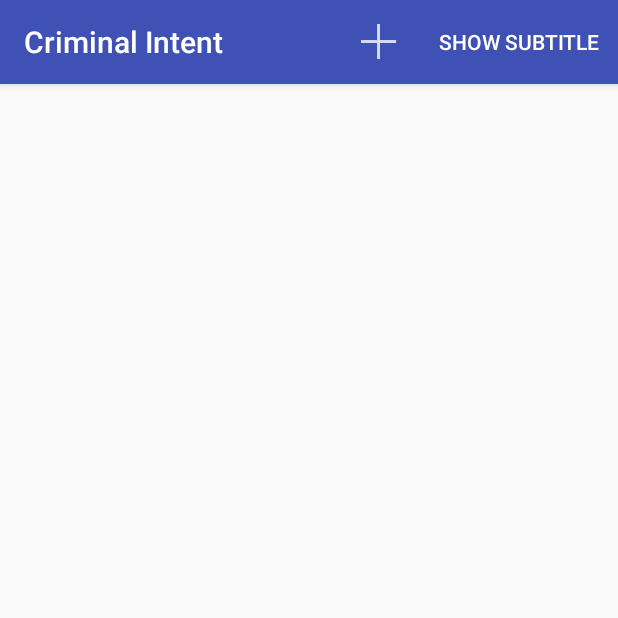
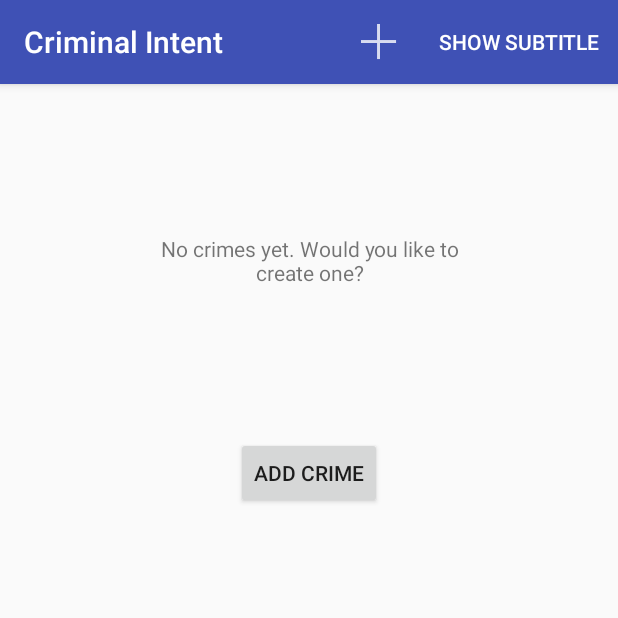
Before and after one commit to BIGxRED/CriminalIntent, an Android app: the screen it shows after launch (CrimeListActivity), on a phone screen of 412 x 824 dp, the top half of it. Run offline under Robolectric (Android 15) with nearby library versions, the phone set to English and light mode, and no system bars.

Commit message:
Added a view to the list of crimes when the list is empty.

```diff
--- a/app/src/main/java/com/palarz/mike/criminalintent/CrimeListFragment.java
+++ b/app/src/main/java/com/palarz/mike/criminalintent/CrimeListFragment.java
@@ -12,9 +12,13 @@ import android.view.MenuInflater;
 import android.view.MenuItem;
 import android.view.View;
 import android.view.ViewGroup;
+import android.widget.Button;
 import android.widget.CheckBox;
+import android.widget.LinearLayout;
 import android.widget.TextView;
 import android.widget.Toast;
+import android.widget.ViewFlipper;
+import android.widget.ViewSwitcher;
 
 import org.w3c.dom.Text;
 
@@ -26,12 +30,16 @@ import java.util.List;
 public class CrimeListFragment extends Fragment {
 
     private RecyclerView mCrimeRecyclerView;
+    private LinearLayout mEmptyView;
+    private Button mAddFirstCrime;
+
     private CrimeAdapter mAdapter;
     private int mAdapterPosition;
     private boolean mSubtitleVisible;
 
     public static final String EXTRA_SUBTITLE_VISIBLE =
             "com.palarz.mike.criminalintent.subtitle_visible";
+    private static final String SAVED_SUBTITLE_VISIBLE = "subtitle";
 
     @Override
     public void onResume(){
@@ -40,13 +48,26 @@ public class CrimeListFragment extends Fragment {
     }
 
     @Override
+    public void onSaveInstanceState(Bundle outState){
+        super.onSaveInstanceState(outState);
+        outState.putBoolean(SAVED_SUBTITLE_VISIBLE, mSubtitleVisible);
+    }
+
+    @Override
     public View onCreateView(LayoutInflater inflater, ViewGroup container,
         Bundle savedInstanceState){
         View view = inflater.inflate(R.layout.fragment_crime_list, container, false);
         mCrimeRecyclerView = (RecyclerView) view.findViewById(R.id.crime_recycler_view);
         mCrimeRecyclerView.setLayoutManager( new LinearLayoutManager(getActivity()));
+        mEmptyView = (LinearLayout) view.findViewById(R.id.empty_view);
+        mAddFirstCrime = (Button) view.findViewById(R.id.empty_view_button);
 
         mSubtitleVisible = getActivity().getIntent().getBooleanExtra(EXTRA_SUBTITLE_VISIBLE,false);
+
+        if(savedInstanceState != null)
+            mSubtitleVisible = savedInstanceState.getBoolean(SAVED_SUBTITLE_VISIBLE);
+
+        List<Crime> crimes = CrimeLab.get(getActivity()).getCrimes();
 
         updateUI();
         return view;
@@ -62,8 +83,20 @@ public class CrimeListFragment extends Fragment {
         }
         else{
             mAdapter.notifyItemChanged(mAdapterPosition);
-//            mAdapter.notifyDataSetChanged();
         }
+
+        if(crimes.isEmpty()){
+            mAddFirstCrime.setOnClickListener(new View.OnClickListener() {
+                @Override
+                public void onClick(View view) {
+                    addNewCrime();
+                }
+            });
+        }
+
+        else
+            mEmptyView.setVisibility(View.GONE);
+
 
         updateSubtitle();
     }
@@ -149,11 +182,7 @@ public class CrimeListFragment extends Fragment {
     public boolean onOptionsItemSelected(MenuItem item){
         switch (item.getItemId()){
             case R.id.menu_item_new_crime:
-                Crime crime = new Crime();
-                CrimeLab.get(getActivity()).addCrime(crime);
-                Intent intent = CrimePagerActivity.newIntent(getActivity(), crime.getID(),
-                        mSubtitleVisible);
-                startActivity(intent);
+                addNewCrime();
                 return true;
             case R.id.menu_item_show_subtitle:
                 mSubtitleVisible = !mSubtitleVisible;
@@ -168,12 +197,21 @@ public class CrimeListFragment extends Fragment {
     private void updateSubtitle(){
         CrimeLab crimeLab = CrimeLab.get(getActivity());
         int crimeCount = crimeLab.getCrimes().size();
-        String subtitle = getString(R.string.subtitle_format, crimeCount);
-
+//        String subtitle = getString(R.string.subtitle_format, crimeCount);
+        String subtitle = getResources().getQuantityString(R.plurals.subtitle_plural,
+                crimeCount, crimeCount);
         if(!mSubtitleVisible)
             subtitle = null;
         AppCompatActivity activity = (AppCompatActivity) getActivity();
         activity.getSupportActionBar().setSubtitle(subtitle);
     }
 
+    private void addNewCrime(){
+        Crime crime = new Crime();
+        CrimeLab.get(getActivity()).addCrime(crime);
+        Intent intent = CrimePagerActivity.newIntent(getActivity(), crime.getID(),
+                mSubtitleVisible);
+        startActivity(intent);
+    }
+
 }
--- a/app/src/main/res/layout/fragment_crime_list.xml
+++ b/app/src/main/res/layout/fragment_crime_list.xml
@@ -1,6 +1,39 @@
 <?xml version="1.0" encoding="utf-8"?>
-<android.support.v7.widget.RecyclerView
+<LinearLayout
     xmlns:android="http://schemas.android.com/apk/res/android"
-    android:id="@+id/crime_recycler_view"
+    android:id="@+id/switcher"
     android:layout_width="match_parent"
-    android:layout_height="match_parent" />
+    android:layout_height="match_parent"
+    android:orientation="vertical">
+
+    <LinearLayout
+        android:id="@+id/empty_view"
+        android:layout_width="match_parent"
+        android:layout_height="wrap_content"
+        android:orientation="vertical">
+
+        <TextView
+            android:layout_width="match_parent"
+            android:layout_height="wrap_content"
+            android:text="@string/no_new_crimes_header"
+            android:layout_margin="100dp"
+            android:gravity="center"
+            android:layout_weight="3" />
+
+        <Button
+            android:id="@+id/empty_view_button"
+            android:layout_width="wrap_content"
+            android:layout_height="wrap_content"
+            android:text="@string/no_new_crimes_button"
+            android:layout_gravity="center"
+            android:layout_weight="1"/>
+
+    </LinearLayout>
+
+    <android.support.v7.widget.RecyclerView
+        xmlns:android="http://schemas.android.com/apk/res/android"
+        android:id="@+id/crime_recycler_view"
+        android:layout_width="match_parent"
+        android:layout_height="match_parent" />
+
+</LinearLayout>
--- a/app/src/main/res/values/strings.xml
+++ b/app/src/main/res/values/strings.xml
@@ -10,4 +10,10 @@
     <string name="show_subtitle">Show Subtitle</string>
     <string name="hide_subtitle">Hide Subtitle</string>
     <string name="subtitle_format">%1$s crimes</string>
+    <plurals name="subtitle_plural">
+        <item quantity="one">%1$s crime</item>
+        <item quantity="other">%1$s crimes</item>
+    </plurals>
+    <string name="no_new_crimes_header">No crimes yet. Would you like to create one?</string>
+    <string name="no_new_crimes_button">Add crime</string>
 </resources>
```
